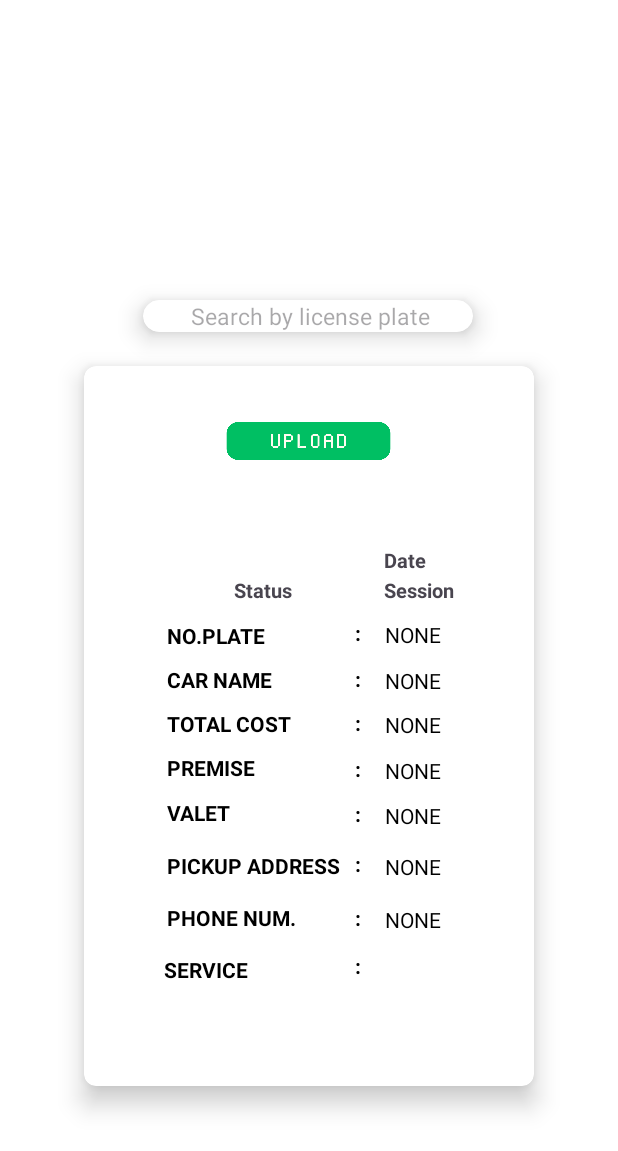
After one commit to qwerEnter/CarWashy_Customer, an Android app: the RecordDetails screen opened directly, with no data from a screen before it, on a phone screen of 412 x 824 dp. The commit adds this screen. Shown: the top 1151 px of the screen. Run offline under Robolectric (Android 15) with nearby library versions, the phone set to English and light mode, and no system bars.

Commit message:
new page , recorddetails

```diff
--- a/app/src/main/AndroidManifest.xml
+++ b/app/src/main/AndroidManifest.xml
@@ -15,6 +15,12 @@
         android:supportsRtl="true"
         android:theme="@style/Theme.CarWashy"
         tools:targetApi="31">
+        <activity
+            android:name=".UI.RecordDetails"
+            android:exported="false" />
+        <activity
+            android:name=".Fragment.DetailsDialogFragment"
+            android:exported="false" />
         <activity
             android:name=".UI.CarWashRecordPage"
             android:exported="false" />
--- a/app/src/main/java/com/example/carwashy/Adapter/CarWashRecordAdapter.java
+++ b/app/src/main/java/com/example/carwashy/Adapter/CarWashRecordAdapter.java
@@ -1,6 +1,7 @@
 package com.example.carwashy.Adapter;
 
 import android.content.Context;
+import android.content.Intent;
 import android.view.LayoutInflater;
 import android.view.View;
 import android.view.ViewGroup;
@@ -13,6 +14,7 @@ import androidx.recyclerview.widget.RecyclerView;
 
 import com.example.carwashy.Model.CarWashRecord;
 import com.example.carwashy.R;
+import com.example.carwashy.UI.RecordDetails;
 import com.google.firebase.database.DatabaseReference;
 import com.google.firebase.database.FirebaseDatabase;
 
@@ -23,8 +25,9 @@ public class CarWashRecordAdapter extends RecyclerView.Adapter<CarWashRecordAdap
     private List<CarWashRecord> carwashrecordList;
     private Context context;
 
-    public CarWashRecordAdapter(List<CarWashRecord> carwashrecordList) {
+    public CarWashRecordAdapter(List<CarWashRecord> carwashrecordList, Context context) {
         this.carwashrecordList = carwashrecordList;
+        this.context = context;
     }
 
     @NonNull
@@ -32,6 +35,7 @@ public class CarWashRecordAdapter extends RecyclerView.Adapter<CarWashRecordAdap
     public CarWashRecordAdapter.ViewHolder onCreateViewHolder(@NonNull ViewGroup parent, int viewType) {
         View view = LayoutInflater.from(parent.getContext()).inflate(R.layout.carwashrecord_item, parent, false);
         return new ViewHolder(view, parent.getContext());
+
     }
 
     @Override
@@ -64,6 +68,7 @@ public class CarWashRecordAdapter extends RecyclerView.Adapter<CarWashRecordAdap
             holder.cardViewWaze.setVisibility(View.GONE);
             holder.cardViewValet.setVisibility(View.VISIBLE);
         }
+
     }
 
     @Override
@@ -92,15 +97,21 @@ public class CarWashRecordAdapter extends RecyclerView.Adapter<CarWashRecordAdap
             timefinish = itemView.findViewById(R.id.timefinish);
             cardViewWaze = itemView.findViewById(R.id.cardViewWaze);
             cardViewValet = itemView.findViewById(R.id.cardViewValet);
-
-            buttonView = itemView.findViewById(R.id.buttonview);
             buttonVerify = itemView.findViewById(R.id.buttonverify);
-
 
             databaseReference = FirebaseDatabase.getInstance().getReference("CarWashRecord");
 
+            buttonView = itemView.findViewById(R.id.buttonview);
+            buttonView.setOnClickListener(view -> {
+                    Intent intent = new Intent(context, RecordDetails.class);
+                    context.startActivity(intent);
+
+            });
 
         }
+
+
+
     }
 
     private boolean isValetNone(CarWashRecord carwashrecord) {
--- a/app/src/main/java/com/example/carwashy/UI/CarWashRecordPage.java
+++ b/app/src/main/java/com/example/carwashy/UI/CarWashRecordPage.java
@@ -1,6 +1,7 @@
 package com.example.carwashy.UI;
 
 import android.app.AlertDialog;
+import android.content.Context;
 import android.content.Intent;
 import android.os.Bundle;
 import android.util.Log;
@@ -30,6 +31,7 @@ public class CarWashRecordPage extends AppCompatActivity {
     private RecyclerView recyclerView;
     private CarWashRecordAdapter carwashrecordAdapter;
     private List<CarWashRecord> carwashrecordList;
+    private Context context;
     @Override
     protected void onCreate(Bundle savedInstanceState) {
         super.onCreate(savedInstanceState);
@@ -40,7 +42,7 @@ public class CarWashRecordPage extends AppCompatActivity {
         recyclerView.setLayoutManager(new LinearLayoutManager(this));
 
         carwashrecordList = new ArrayList<>();
-        carwashrecordAdapter = new CarWashRecordAdapter(carwashrecordList);
+        carwashrecordAdapter = new CarWashRecordAdapter(carwashrecordList,context);
         recyclerView.setAdapter(carwashrecordAdapter);
 
         retrieveBookingStatusData();
--- /dev/null
+++ b/app/src/main/java/com/example/carwashy/UI/RecordDetails.java
@@ -0,0 +1,16 @@
+package com.example.carwashy.UI;
+
+import android.os.Bundle;
+
+import androidx.appcompat.app.AppCompatActivity;
+
+import com.example.carwashy.R;
+
+public class RecordDetails extends AppCompatActivity {
+
+    @Override
+    protected void onCreate(Bundle savedInstanceState) {
+        super.onCreate(savedInstanceState);
+        setContentView(R.layout.record_details);
+    }
+}
--- /dev/null
+++ b/app/src/main/res/layout/record_details.xml
@@ -0,0 +1,409 @@
+<?xml version="1.0" encoding="utf-8"?>
+<androidx.constraintlayout.widget.ConstraintLayout xmlns:android="http://schemas.android.com/apk/res/android"
+    xmlns:app="http://schemas.android.com/apk/res-auto"
+    xmlns:tools="http://schemas.android.com/tools"
+    android:layout_width="match_parent"
+    android:layout_height="match_parent"
+    android:background="@color/white"
+    tools:context=".UI.RecordDetails">
+
+
+    <androidx.cardview.widget.CardView
+        android:id="@+id/cardView"
+        android:layout_width="220dp"
+        android:layout_height="wrap_content"
+        android:layout_marginTop="200dp"
+        android:foregroundGravity="center"
+        app:cardCornerRadius="20dp"
+        app:cardElevation="10dp"
+        app:layout_constraintEnd_toEndOf="parent"
+        app:layout_constraintHorizontal_bias="0.497"
+        app:layout_constraintStart_toStartOf="parent"
+        app:layout_constraintTop_toTopOf="parent">
+
+        <TextView
+            android:id="@+id/searchlicense"
+            android:layout_width="180dp"
+            android:layout_height="match_parent"
+            android:layout_marginLeft="20dp"
+            android:backgroundTint="@color/black"
+            android:hint="   Search by license plate"
+            android:textSize="15dp" />
+    </androidx.cardview.widget.CardView>
+
+    <androidx.cardview.widget.CardView
+        android:id="@+id/cardView3"
+        android:layout_width="300dp"
+        android:layout_height="wrap_content"
+        android:layout_marginTop="244dp"
+        app:cardCornerRadius="8dp"
+        app:cardElevation="10dp"
+        app:layout_constraintEnd_toEndOf="parent"
+        app:layout_constraintStart_toStartOf="parent"
+        app:layout_constraintTop_toTopOf="parent">
+
+
+        <RelativeLayout
+            android:id="@+id/layout1"
+            android:layout_width="match_parent"
+            android:layout_height="360dp"
+            android:layout_marginLeft="0dp"
+            android:layout_marginTop="120dp"
+            android:layout_marginRight="0dp"
+            android:padding="20dp">
+
+            <TextView
+                android:id="@+id/text1"
+                android:layout_width="wrap_content"
+                android:layout_height="wrap_content"
+                android:layout_marginLeft="35dp"
+                android:layout_marginTop="30dp"
+                android:text="NO.PLATE"
+                android:textColor="@color/black"
+                android:textStyle="bold" />
+
+            <TextView
+                android:id="@+id/dot1"
+                android:layout_width="wrap_content"
+                android:layout_height="wrap_content"
+                android:layout_marginStart="60dp"
+                android:layout_marginTop="28dp"
+                android:layout_toEndOf="@+id/text1"
+                android:text=":"
+                android:textColor="@color/black"
+                android:textStyle="bold" />
+
+            <TextView
+                android:id="@+id/noplate"
+                android:layout_width="wrap_content"
+                android:layout_height="wrap_content"
+                android:layout_marginStart="16dp"
+                android:layout_marginTop="29dp"
+                android:layout_toEndOf="@+id/dot1"
+                android:text="NONE"
+                android:textColor="@color/black" />
+
+            <TextView
+                android:id="@+id/text2"
+                android:layout_width="wrap_content"
+                android:layout_height="wrap_content"
+                android:layout_below="@+id/text1"
+                android:layout_alignStart="@+id/text1"
+                android:layout_marginStart="0dp"
+                android:layout_marginTop="10dp"
+                android:text="CAR NAME"
+                android:textColor="@color/black"
+                android:textStyle="bold" />
+
+            <TextView
+                android:id="@+id/dot2"
+                android:layout_width="wrap_content"
+                android:layout_height="wrap_content"
+                android:layout_below="@+id/dot1"
+                android:layout_alignStart="@+id/dot1"
+                android:layout_alignEnd="@+id/dot1"
+                android:layout_marginStart="0dp"
+                android:layout_marginTop="11dp"
+                android:layout_marginEnd="0dp"
+                android:text=":"
+                android:textColor="@color/black"
+                android:textStyle="bold" />
+
+            <TextView
+                android:id="@+id/carname"
+                android:layout_width="wrap_content"
+                android:layout_height="wrap_content"
+                android:layout_below="@+id/noplate"
+                android:layout_marginStart="16dp"
+                android:layout_marginTop="11dp"
+                android:layout_toEndOf="@+id/dot2"
+                android:text="NONE"
+                android:textColor="@color/black" />
+
+            <TextView
+                android:id="@+id/text3"
+                android:layout_width="wrap_content"
+                android:layout_height="wrap_content"
+                android:layout_below="@+id/text2"
+                android:layout_alignStart="@+id/text2"
+                android:layout_marginStart="0dp"
+                android:layout_marginTop="10dp"
+                android:text="TOTAL COST"
+                android:textColor="@color/black"
+                android:textStyle="bold" />
+
+            <TextView
+                android:id="@+id/dot3"
+                android:layout_width="wrap_content"
+                android:layout_height="wrap_content"
+                android:layout_below="@+id/dot2"
+                android:layout_alignStart="@+id/dot2"
+                android:layout_alignEnd="@+id/dot2"
+                android:layout_marginStart="0dp"
+                android:layout_marginTop="10dp"
+                android:layout_marginEnd="0dp"
+                android:text=":"
+                android:textColor="@color/black"
+                android:textStyle="bold" />
+
+            <TextView
+                android:id="@+id/cost"
+                android:layout_width="wrap_content"
+                android:layout_height="wrap_content"
+                android:layout_below="@+id/carname"
+                android:layout_marginStart="16dp"
+                android:layout_marginTop="10dp"
+                android:layout_toEndOf="@+id/dot3"
+                android:text="NONE"
+                android:textColor="@color/black" />
+
+            <TextView
+                android:id="@+id/text4"
+                android:layout_width="wrap_content"
+                android:layout_height="30dp"
+                android:layout_below="@+id/text3"
+                android:layout_alignStart="@+id/text3"
+                android:layout_marginStart="0dp"
+                android:layout_marginTop="10dp"
+                android:text="PREMISE"
+                android:textColor="@color/black"
+                android:textStyle="bold" />
+
+            <TextView
+                android:id="@+id/dot4"
+                android:layout_width="wrap_content"
+                android:layout_height="30dp"
+                android:layout_below="@+id/dot3"
+                android:layout_alignStart="@+id/dot3"
+                android:layout_alignEnd="@+id/dot3"
+                android:layout_marginStart="0dp"
+                android:layout_marginTop="11dp"
+                android:layout_marginEnd="0dp"
+                android:text=":"
+                android:textColor="@color/black"
+                android:textStyle="bold" />
+
+
+            <TextView
+                android:id="@+id/text5"
+                android:layout_width="wrap_content"
+                android:layout_height="wrap_content"
+                android:layout_below="@+id/text4"
+                android:layout_alignStart="@+id/text4"
+                android:layout_marginStart="0dp"
+                android:text="VALET"
+                android:textColor="@color/black"
+                android:textStyle="bold" />
+
+            <TextView
+                android:id="@+id/text51"
+                android:layout_width="wrap_content"
+                android:layout_height="wrap_content"
+                android:layout_below="@+id/text4"
+                android:layout_alignStart="@+id/text4"
+                android:layout_marginStart="0dp"
+                android:layout_marginTop="35dp"
+                android:text="PICKUP ADDRESS"
+                android:textColor="@color/black"
+                android:textStyle="bold" />
+
+            <TextView
+                android:id="@+id/text52"
+                android:layout_width="wrap_content"
+                android:layout_height="wrap_content"
+                android:layout_below="@+id/text4"
+                android:layout_alignStart="@+id/text4"
+                android:layout_marginStart="0dp"
+                android:layout_marginTop="70dp"
+                android:text="PHONE NUM."
+                android:textColor="@color/black"
+                android:textStyle="bold" />
+
+            <TextView
+                android:id="@+id/dot5"
+                android:layout_width="wrap_content"
+                android:layout_height="wrap_content"
+                android:layout_below="@+id/dot4"
+                android:layout_alignStart="@+id/dot4"
+                android:layout_alignEnd="@+id/dot4"
+                android:layout_marginStart="0dp"
+                android:layout_marginEnd="0dp"
+                android:text=":"
+                android:textColor="@color/black"
+                android:textStyle="bold" />
+
+            <TextView
+                android:id="@+id/dot51"
+                android:layout_width="wrap_content"
+                android:layout_height="wrap_content"
+                android:layout_below="@+id/dot4"
+                android:layout_alignStart="@+id/dot4"
+                android:layout_alignEnd="@+id/dot4"
+                android:layout_marginStart="0dp"
+                android:layout_marginTop="33dp"
+                android:layout_marginEnd="0dp"
+                android:text=":"
+                android:textColor="@color/black"
+                android:textStyle="bold" />
+
+            <TextView
+                android:id="@+id/dot52"
+                android:layout_width="wrap_content"
+                android:layout_height="wrap_content"
+                android:layout_below="@+id/dot4"
+                android:layout_alignStart="@+id/dot4"
+                android:layout_alignEnd="@+id/dot4"
+                android:layout_marginStart="0dp"
+                android:layout_marginTop="69dp"
+                android:layout_marginEnd="0dp"
+                android:text=":"
+                android:textColor="@color/black"
+                android:textStyle="bold" />
+
+
+            <TextView
+                android:id="@+id/text6"
+                android:layout_width="wrap_content"
+                android:layout_height="200dp"
+                android:layout_below="@+id/text5"
+                android:layout_alignStart="@+id/text5"
+                android:layout_marginStart="-2dp"
+                android:layout_marginTop="85dp"
+                android:text="SERVICE"
+                android:textColor="@color/black"
+                android:textStyle="bold" />
+
+            <TextView
+                android:id="@+id/dot6"
+                android:layout_width="wrap_content"
+                android:layout_height="wrap_content"
+                android:layout_below="@+id/dot5"
+                android:layout_alignStart="@+id/dot5"
+                android:layout_alignEnd="@+id/dot5"
+                android:layout_marginStart="0dp"
+                android:layout_marginTop="82dp"
+                android:layout_marginEnd="0dp"
+                android:text=":"
+                android:textColor="@color/black"
+                android:textStyle="bold" />
+
+            <TextView
+                android:id="@+id/address"
+                android:layout_width="wrap_content"
+                android:layout_height="30dp"
+                android:layout_below="@+id/cost"
+                android:layout_marginStart="16dp"
+                android:layout_marginTop="11dp"
+                android:layout_toEndOf="@+id/dot4"
+                android:text="NONE"
+                android:textColor="@color/black" />
+
+            <TextView
+                android:id="@+id/valet"
+                android:layout_width="wrap_content"
+                android:layout_height="wrap_content"
+                android:layout_below="@+id/address"
+                android:layout_marginStart="16dp"
+                android:layout_toEndOf="@+id/dot5"
+                android:text="NONE"
+                android:textColor="@color/black" />
+
+            <TextView
+                android:id="@+id/useraddress"
+                android:layout_width="wrap_content"
+                android:layout_height="wrap_content"
+                android:layout_below="@+id/address"
+                android:layout_marginStart="16dp"
+                android:layout_marginTop="34dp"
+                android:layout_toEndOf="@+id/dot5"
+                android:text="NONE"
+                android:textColor="@color/black" />
+
+            <TextView
+                android:id="@+id/usercurrentphone"
+                android:layout_width="wrap_content"
+                android:layout_height="wrap_content"
+                android:layout_below="@+id/address"
+                android:layout_marginStart="16dp"
+                android:layout_marginTop="69dp"
+                android:layout_toEndOf="@+id/dot5"
+                android:text="NONE"
+                android:textColor="@color/black" />
+
+            <androidx.recyclerview.widget.RecyclerView
+                android:id="@+id/rvcarset"
+                android:layout_width="143dp"
+                android:layout_height="95dp"
+                android:layout_below="@+id/valet"
+                android:layout_marginStart="81dp"
+                android:layout_marginLeft="180dp"
+                android:layout_marginTop="71dp"
+                android:layout_toEndOf="@+id/text6"
+                android:text="Calculating .."
+                android:textSize="15dp" />
+
+
+        </RelativeLayout>
+
+        <ImageView
+            android:id="@+id/imagereceipt"
+            android:layout_width="110dp"
+            android:layout_height="100dp"
+            android:hint="    * receipt.pdf *"
+            android:layout_marginTop="0dp"
+            android:background="@drawable/upload_icon"
+            android:layout_gravity="center_horizontal"/>
+
+        <TextView
+            android:id="@+id/textsession"
+            android:layout_width="wrap_content"
+            android:layout_height="wrap_content"
+            android:layout_marginStart="200dp"
+            android:layout_marginTop="140dp"
+            android:layout_marginBottom="20dp"
+            android:text="Session"
+            android:textSize="13dp"
+            android:textStyle="bold" />
+
+        <TextView
+            android:id="@+id/status"
+            android:layout_width="wrap_content"
+            android:layout_height="wrap_content"
+            android:layout_marginStart="100dp"
+            android:layout_marginTop="140dp"
+            android:layout_marginBottom="20dp"
+            android:text="Status"
+            android:textSize="13dp"
+            android:textStyle="bold" />
+
+        <TextView
+            android:id="@+id/textdate"
+            android:layout_width="wrap_content"
+            android:layout_height="wrap_content"
+            android:layout_marginStart="200dp"
+            android:layout_marginTop="120dp"
+            android:layout_marginBottom="20dp"
+            android:text="Date"
+            android:textSize="13dp"
+            android:textStyle="bold" />
+
+    </androidx.cardview.widget.CardView>
+
+    <androidx.cardview.widget.CardView
+        android:id="@+id/cardView1"
+        android:layout_width="300dp"
+        android:layout_height="wrap_content"
+        android:layout_marginTop="500dp"
+        android:layout_marginBottom="160dp"
+        app:cardBackgroundColor="@color/white"
+        app:cardCornerRadius="200dp"
+        app:cardElevation="10dp"
+        android:backgroundTint="#00CF00"
+        app:layout_constraintEnd_toEndOf="parent"
+        app:layout_constraintStart_toStartOf="parent"
+        app:layout_constraintTop_toBottomOf="@+id/cardView">
+
+    </androidx.cardview.widget.CardView>
+
+
+</androidx.constraintlayout.widget.ConstraintLayout>
--- a/app/src/main/res/values/strings.xml
+++ b/app/src/main/res/values/strings.xml
@@ -1,4 +1,6 @@
 <resources>
     <string name="app_name">CarWashy</string>
     <string name="back" />
+    <!-- TODO: Remove or change this placeholder text -->
+    <string name="hello_blank_fragment">Hello blank fragment</string>
 </resources>
```
